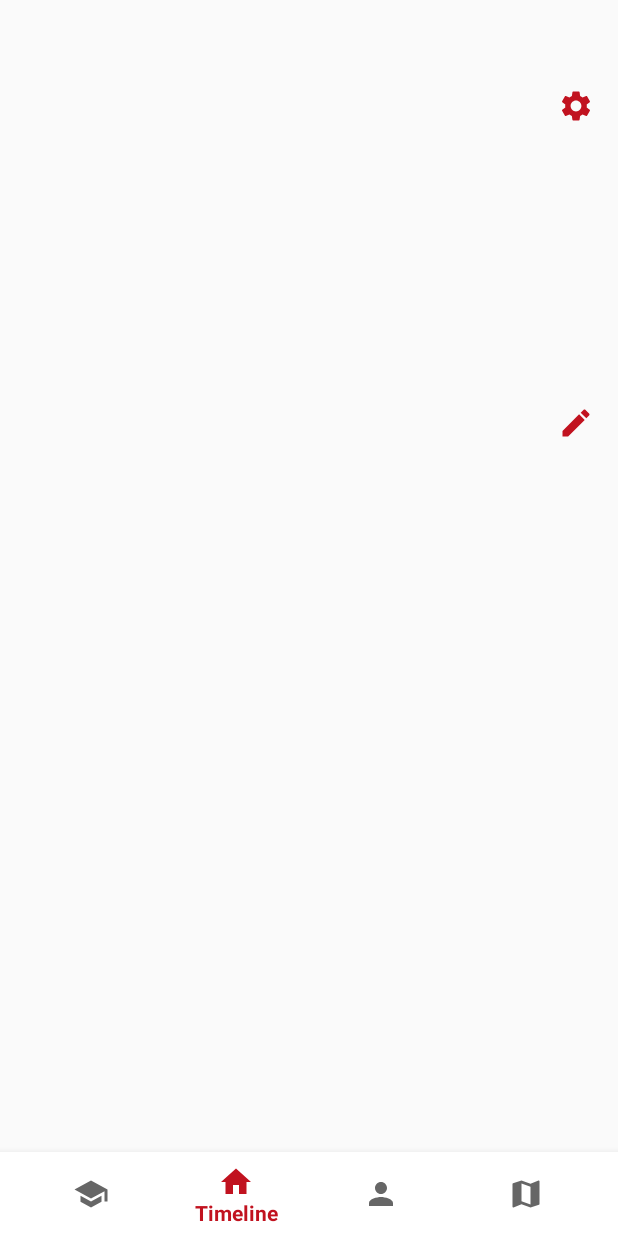
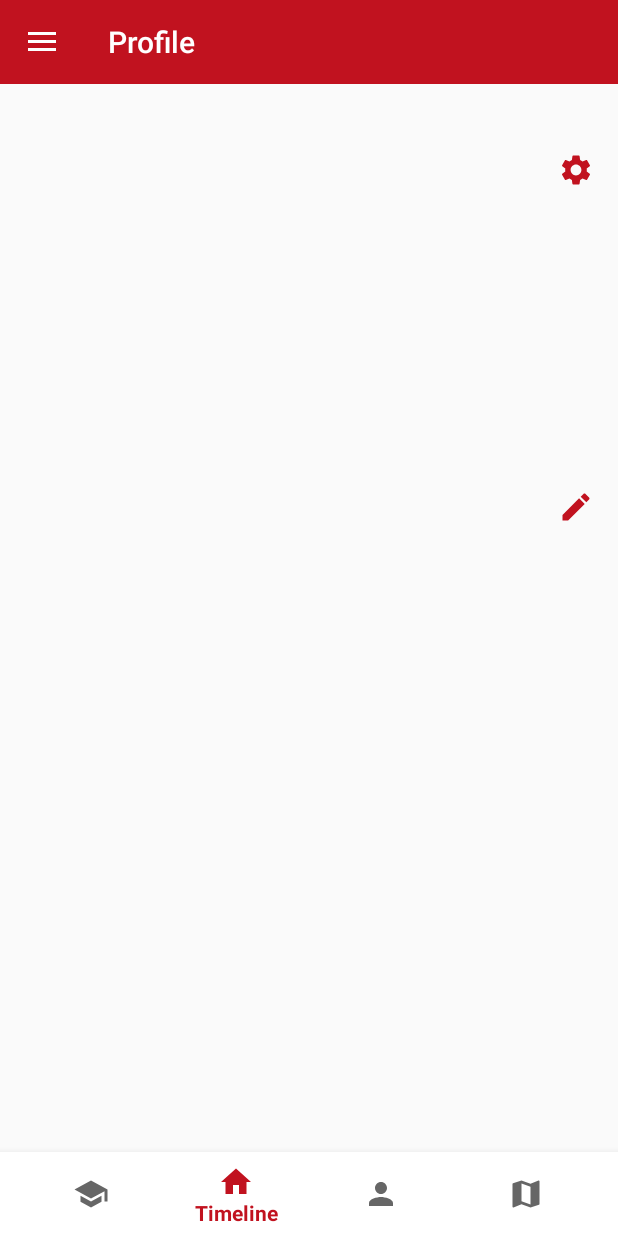
Before and after one commit to PioneerBois/PioneerHub, an Android app: the fragment ProfileFragment placed in its activity, on a phone screen of 412 x 824 dp. Run offline under Robolectric (Android 15) with nearby library versions, the phone set to English and light mode, and no system bars; libraries missing offline, so code that uses them is left out: com.parse; pictures from the network do not load; 8 statements that could not run were skipped.

Commit message:
profile fragment

```diff
--- a/app/src/main/java/com/pandinu/PioneerHub/fragments/ProfileFragment.java
+++ b/app/src/main/java/com/pandinu/PioneerHub/fragments/ProfileFragment.java
@@ -2,10 +2,15 @@ package com.pandinu.PioneerHub.fragments;
 
 import android.os.Bundle;
 
+import androidx.appcompat.app.ActionBarDrawerToggle;
+import androidx.appcompat.app.AppCompatActivity;
+import androidx.appcompat.widget.Toolbar;
+import androidx.drawerlayout.widget.DrawerLayout;
 import androidx.fragment.app.Fragment;
 import androidx.recyclerview.widget.RecyclerView;
 
 import android.view.LayoutInflater;
+import android.view.MenuItem;
 import android.view.View;
 import android.view.ViewGroup;
 import android.widget.ImageButton;
@@ -14,6 +19,7 @@ import android.widget.TextView;
 import android.widget.Toast;
 
 import com.bumptech.glide.Glide;
+import com.google.android.material.navigation.NavigationView;
 import com.pandinu.PioneerHub.R;
 
 public class ProfileFragment extends Fragment {
@@ -21,6 +27,12 @@ public class ProfileFragment extends Fragment {
     private ImageView ivCoverImage, ivProfileImage;
     private TextView tvUserFullName, tvUserInfo, tvUserDepartment;
     private RecyclerView rvUserPosts;
+
+    private String currentChannel = "";
+    private DrawerLayout mDrawer;
+    private Toolbar toolbar;
+    private NavigationView nvDrawer;
+    private ActionBarDrawerToggle drawerToggle;
 
     public static final String ARG_USER_FULLNAME = "USER_FULL_NAME";
     public static final String ARG_USER_INFO = "USER_INFO";
@@ -55,12 +67,33 @@ public class ProfileFragment extends Fragment {
             //mParam1 = getArguments().getString(ARG_PARAM1);
             //mParam2 = getArguments().getString(ARG_PARAM2);
         }
+        currentChannel = "Profile";
     }
 
     @Override
     public View onCreateView(LayoutInflater inflater, ViewGroup container,
                              Bundle savedInstanceState) {
         View v = inflater.inflate(R.layout.fragment_profile, container, false);
+
+        // Set a Toolbar to replace the ActionBar.
+        toolbar = (Toolbar) v.findViewById(R.id.toolbar);
+        toolbar.setTitle(currentChannel);
+        ((AppCompatActivity)getActivity()).setSupportActionBar(toolbar);
+
+
+        // Find our drawer view
+        mDrawer = (DrawerLayout) v.findViewById(R.id.drawer_layout);
+        drawerToggle = setupDrawerToggle();
+        drawerToggle.setDrawerIndicatorEnabled(true);
+        drawerToggle.syncState();
+
+        // Tie DrawerLayout events to the ActionBarToggle
+        mDrawer.addDrawerListener(drawerToggle);
+        nvDrawer = (NavigationView) v.findViewById(R.id.nvView);
+        // Setup drawer view
+        setupDrawerContent(nvDrawer);
+
+        nvDrawer.setCheckedItem(R.id.action_profile);
 
         ibEditInfo = (ImageButton)v.findViewById(R.id.ib_edit_info);
         ibEditInfo.setOnClickListener(new View.OnClickListener() {
@@ -106,4 +139,77 @@ public class ProfileFragment extends Fragment {
         // Inflate the layout for this fragment
         return v;
     }
+
+    private ActionBarDrawerToggle setupDrawerToggle() {
+        return new ActionBarDrawerToggle(getActivity(), mDrawer, toolbar, R.string.drawer_open,  R.string.drawer_close);
+    }
+
+    private void setupDrawerContent(NavigationView navigationView) {
+        navigationView.setNavigationItemSelectedListener(
+                new NavigationView.OnNavigationItemSelectedListener() {
+                    @Override
+                    public boolean onNavigationItemSelected(MenuItem menuItem) {
+                        selectDrawerItem(menuItem);
+                        return true;
+                    }
+                });
+
+
+    }
+
+    private void selectDrawerItem(MenuItem menuItem) {
+        switch(menuItem.getItemId()) {
+            case R.id.studentFeed:
+                currentChannel = getString(R.string.student_feed);
+                Toast.makeText(getActivity(), currentChannel, Toast.LENGTH_SHORT).show();
+                toolbar.setTitle(currentChannel);
+                mDrawer.closeDrawers();
+                //queryPost();
+                break;
+            case R.id.buyAndSell:
+                currentChannel= getString(R.string.buy_and_sell);
+                Toast.makeText(getActivity(), currentChannel, Toast.LENGTH_SHORT).show();
+                toolbar.setTitle(currentChannel);
+                mDrawer.closeDrawers();
+                //queryPost();
+                break;
+            case R.id.lostAndFound:
+                currentChannel= getString(R.string.lost_and_found);
+                Toast.makeText(getActivity(), currentChannel, Toast.LENGTH_SHORT).show();
+                toolbar.setTitle(currentChannel);
+                mDrawer.closeDrawers();
+                //queryPost();
+                break;
+            case R.id.housing:
+                currentChannel= getString(R.string.housing);
+                Toast.makeText(getActivity(), currentChannel, Toast.LENGTH_SHORT).show();
+                toolbar.setTitle(currentChannel);
+                mDrawer.closeDrawers();
+                //queryPost();
+                break;
+            case R.id.news:
+                currentChannel= getString(R.string.news);
+                Toast.makeText(getActivity(), currentChannel, Toast.LENGTH_SHORT).show();
+                toolbar.setTitle(currentChannel);
+                mDrawer.closeDrawers();
+                //queryPost();
+                break;
+            case R.id.rideSharing:
+                currentChannel= getString(R.string.ride_sharing);
+                Toast.makeText(getActivity(), currentChannel, Toast.LENGTH_SHORT).show();
+                toolbar.setTitle(currentChannel);
+                mDrawer.closeDrawers();
+                //queryPost();
+                break;
+            default:
+                currentChannel = getString(R.string.student_feed);
+                Toast.makeText(getActivity(), currentChannel, Toast.LENGTH_SHORT).show();
+                toolbar.setTitle(currentChannel);
+                mDrawer.closeDrawers();
+                //queryPost();
+                break;
+        }
+    }
+
+
 }
--- a/app/src/main/res/layout/fragment_profile.xml
+++ b/app/src/main/res/layout/fragment_profile.xml
@@ -1,9 +1,22 @@
 <?xml version="1.0" encoding="utf-8"?>
-<androidx.constraintlayout.widget.ConstraintLayout xmlns:android="http://schemas.android.com/apk/res/android"
+<androidx.drawerlayout.widget.DrawerLayout
+    xmlns:android="http://schemas.android.com/apk/res/android"
     xmlns:app="http://schemas.android.com/apk/res-auto"
     xmlns:tools="http://schemas.android.com/tools"
+    android:id="@+id/drawer_layout"
+    android:layout_width="match_parent"
+    android:layout_height="match_parent"
+    >
+    <androidx.constraintlayout.widget.ConstraintLayout
         android:layout_width="match_parent"
         android:layout_height="match_parent">
+
+        <!-- The ActionBar displayed at the top -->
+        <include
+            android:id="@+id/toolbar"
+            layout="@layout/timeline_toolbar"
+            android:layout_width="match_parent"
+            android:layout_height="wrap_content" />
 
         <ImageView
             android:id="@+id/iv_cover_image"
@@ -12,7 +25,7 @@
             android:contentDescription="@string/cover_image"
             app:layout_constraintEnd_toEndOf="parent"
             app:layout_constraintStart_toStartOf="parent"
-        app:layout_constraintTop_toTopOf="parent"
+            app:layout_constraintTop_toBottomOf="@+id/toolbar"
             tools:srcCompat="@tools:sample/backgrounds/scenic" />
 
         <ImageView
@@ -32,13 +45,12 @@
             android:id="@+id/ib_setting_button"
             android:layout_width="wrap_content"
             android:layout_height="wrap_content"
-        android:layout_marginTop="16dp"
             android:layout_marginEnd="16dp"
             android:background="@null"
             android:contentDescription="@string/setting"
             app:layout_constraintBottom_toTopOf="@+id/iv_profile_image"
             app:layout_constraintEnd_toEndOf="parent"
-        app:layout_constraintTop_toTopOf="parent"
+            app:layout_constraintTop_toBottomOf="@+id/toolbar"
             app:layout_constraintVertical_bias="0.202"
             app:srcCompat="@drawable/ic_baseline_settings_24"
             tools:ignore="VectorDrawableCompat" />
@@ -108,4 +120,16 @@
             app:layout_constraintEnd_toEndOf="parent"
             app:layout_constraintStart_toStartOf="parent"
             app:layout_constraintTop_toBottomOf="@+id/linearLayout" />
+
     </androidx.constraintlayout.widget.ConstraintLayout>
+    <!-- The navigation drawer that comes from the left -->
+    <!-- Note that `android:layout_gravity` needs to be set to 'start' -->
+    <com.google.android.material.navigation.NavigationView
+        android:id="@+id/nvView"
+        app:headerLayout="@layout/timeline_header_navigation_drawer"
+        android:layout_width="wrap_content"
+        android:layout_height="match_parent"
+        android:layout_gravity="start"
+        android:background="@android:color/white"
+        app:menu="@menu/timeline_drawer_view" />
+</androidx.drawerlayout.widget.DrawerLayout>
```
Lines whose indentation alone changed are shown as unchanged.
